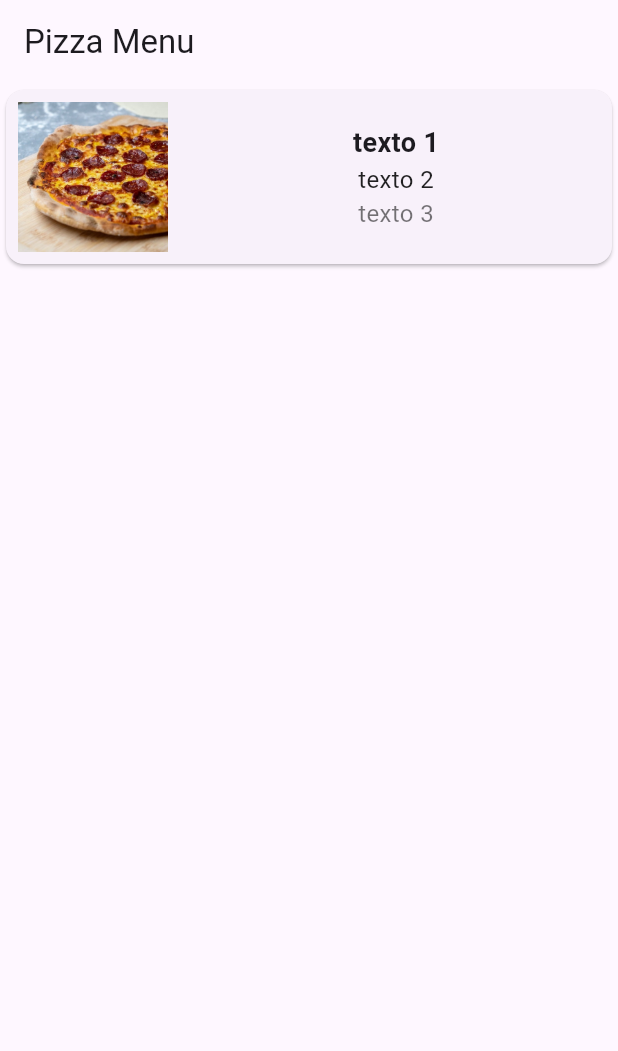
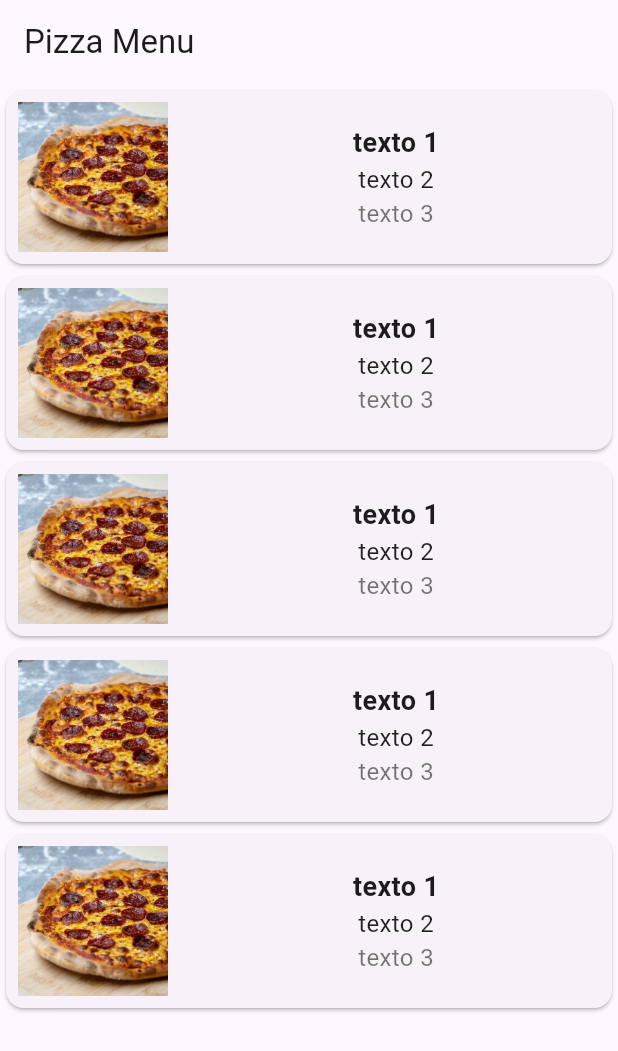
Before and after one commit to MakotoMano/flutter_app_pizza, a Flutter app: the screen it shows after launch, on a phone screen of 412 x 824 dp. Shown: the top 1051 px of the screen. Run offline on Flutter 3.47's test engine with Material 3 defaults, Android fonts, the phone set to English and light mode, and no system bars.

Commit message:
Criado menu_item.dart

```diff
--- a/lib/menu.dart
+++ b/lib/menu.dart
@@ -1,3 +1,4 @@
+import 'package:app_pizza/menu_item.dart';
 import 'package:flutter/material.dart'; //stl → Stateless Widget → atalho para auto completar
 
 class Menu extends StatelessWidget {
@@ -10,48 +11,11 @@ class Menu extends StatelessWidget {
       ),
       body: Column(
         children: [
-          Card(
-            child: Padding(
-              padding: const EdgeInsets.all(8.0),
-              child: Row(
-                children: [
-                  Image.asset(
-                    "images/salamino.jpg",
-                    width: 100,
-                    height: 100,
-                  ),
-                  SizedBox(width: 16,),
-                  Expanded(
-                    child: Column(
-                      children: [
-                        Text(
-                          "texto 1",
-                          style: TextStyle(
-                            fontSize: 18,
-                            fontWeight: FontWeight.bold
-                          ),
-                        ),
-                        Text(
-                          "texto 2",
-                          style: TextStyle(
-                            fontSize: 16,
-                            color:Colors.black87,
-                          ),
-                        ),
-                        Text(
-                          "texto 3",
-                          style: TextStyle(
-                            fontSize: 16,
-                            color: Colors.black54,
-                          ),
-                        ),
-                      ],
-                    ),
-                  ),
-                ],
-              ),
-            ),
-          ),
+          MenuItem(),
+          MenuItem(),
+          MenuItem(),
+          MenuItem(),
+          MenuItem(),
         ],),
     );
   }
--- /dev/null
+++ b/lib/menu_item.dart
@@ -0,0 +1,51 @@
+import 'package:flutter/material.dart';
+
+class MenuItem extends StatelessWidget {
+  const MenuItem({super.key});
+
+  @override
+  Widget build(BuildContext context) {
+    return Card(
+            child: Padding(
+              padding: const EdgeInsets.all(8.0),
+              child: Row(
+                children: [
+                  Image.asset(
+                    "images/salamino.jpg",
+                    width: 100,
+                    height: 100,
+                  ),
+                  SizedBox(width: 16,),
+                  Expanded(
+                    child: Column(
+                      children: [
+                        Text(
+                          "texto 1",
+                          style: TextStyle(
+                            fontSize: 18,
+                            fontWeight: FontWeight.bold
+                          ),
+                        ),
+                        Text(
+                          "texto 2",
+                          style: TextStyle(
+                            fontSize: 16,
+                            color:Colors.black87,
+                          ),
+                        ),
+                        Text(
+                          "texto 3",
+                          style: TextStyle(
+                            fontSize: 16,
+                            color: Colors.black54,
+                          ),
+                        ),
+                      ],
+                    ),
+                  ),
+                ],
+              ),
+            ),
+          );
+  }
+}
```
